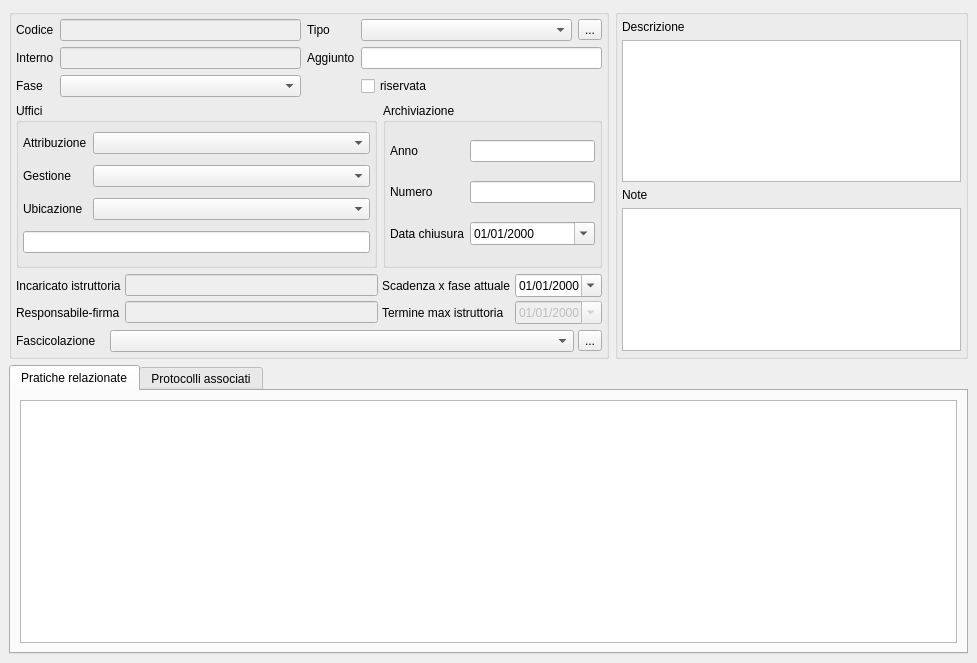
The window that src/com/axiastudio/suite/pratiche/forms/pratica.ui (tizianolattisi/suitegda) describes before a commit, drawn with Qt 5.
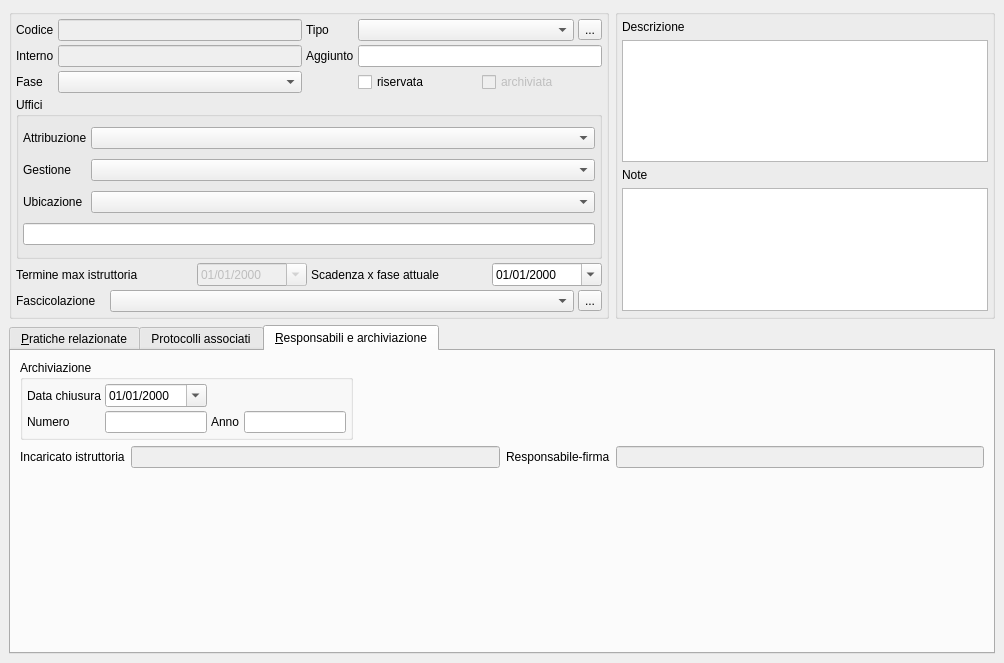
The same window after the commit. The open tabs and pages were chosen to show the change. Custom widgets are drawn as their Qt base class.

Commit message: Ottimizzazione grafica form Pratica con gestione ordinamenti e collegamento di alcune buddies labels; inserimento campo codiceaggiuntivo

```diff
--- a/src/com/axiastudio/suite/pratiche/forms/pratica.ui
+++ b/src/com/axiastudio/suite/pratiche/forms/pratica.ui
@@ -6,7 +6,7 @@
    <rect>
     <x>0</x>
     <y>0</y>
-    <width>977</width>
+    <width>1004</width>
     <height>663</height>
    </rect>
   </property>
@@ -16,67 +16,20 @@
   <property name="searchcolumns" stdset="0">
    <string>&gt;idpratica&lt;,&gt;codiceinterno&lt;,&lt;descrizioner&gt;,fase</string>
   </property>
+  <property name="sortcolumn" stdset="0">
+   <number>0</number>
+  </property>
+  <property name="sortorder" stdset="0">
+   <string>&gt;</string>
+  </property>
   <widget class="QWidget" name="centralwidget">
    <layout class="QGridLayout" name="gridLayout_5" columnstretch="0,0">
-    <item row="1" column="0" colspan="2">
-     <widget class="QTabWidget" name="tabWidget">
-      <property name="currentIndex">
-       <number>0</number>
-      </property>
-      <widget class="QWidget" name="tab_2">
-       <attribute name="title">
-        <string>Pratiche relazionate</string>
-       </attribute>
-       <layout class="QVBoxLayout" name="verticalLayout_3">
-        <item>
-         <widget class="com.axiastudio.pypapi.ui.widgets.PyPaPiTableView" name="tableView_3">
-          <property name="entity" stdset="0">
-           <string>.dipendenzaPraticaCollection</string>
-          </property>
-          <property name="columns" stdset="0">
-           <string>&lt;predicato&gt;</string>
-          </property>
-          <property name="reference" stdset="0">
-           <string>praticadipendente</string>
-          </property>
-         </widget>
-        </item>
-       </layout>
-      </widget>
-      <widget class="QWidget" name="tab">
-       <attribute name="title">
-        <string>Protocolli associati</string>
-       </attribute>
-       <layout class="QVBoxLayout" name="verticalLayout">
-        <item>
-         <widget class="com.axiastudio.pypapi.ui.widgets.PyPaPiTableView" name="tableView_2">
-          <property name="entity" stdset="0">
-           <string>.praticaProtocolloCollection</string>
-          </property>
-          <property name="columns" stdset="0">
-           <string>&gt;originale&lt;,&lt;protocollo&gt;</string>
-          </property>
-          <property name="reference" stdset="0">
-           <string>protocollo</string>
-          </property>
-         </widget>
-        </item>
-       </layout>
-      </widget>
-     </widget>
-    </item>
     <item row="0" column="1">
      <widget class="QGroupBox" name="groupBox">
-      <property name="minimumSize">
-       <size>
-        <width>0</width>
-        <height>350</height>
-       </size>
-      </property>
       <property name="maximumSize">
        <size>
         <width>16777215</width>
-        <height>350</height>
+        <height>310</height>
        </size>
       </property>
       <property name="title">
@@ -100,6 +53,9 @@
          <property name="text">
           <string>Descrizione</string>
          </property>
+         <property name="buddy">
+          <cstring>textEdit</cstring>
+         </property>
         </widget>
        </item>
        <item>
@@ -120,6 +76,9 @@
          <property name="text">
           <string>Note</string>
          </property>
+         <property name="buddy">
+          <cstring>textEdit_2</cstring>
+         </property>
         </widget>
        </item>
        <item>
@@ -140,18 +99,27 @@
       <property name="minimumSize">
        <size>
         <width>600</width>
-        <height>350</height>
+        <height>300</height>
+       </size>
+      </property>
+      <property name="maximumSize">
+       <size>
+        <width>600</width>
+        <height>16777215</height>
        </size>
       </property>
       <property name="title">
        <string/>
       </property>
-      <layout class="QGridLayout" name="gridLayout_6">
+      <layout class="QGridLayout" name="gridLayout_8">
        <property name="margin">
         <number>4</number>
        </property>
-       <item row="0" column="0" colspan="2">
-        <layout class="QGridLayout" name="gridLayout_3">
+       <property name="spacing">
+        <number>4</number>
+       </property>
+       <item row="0" column="0">
+        <layout class="QGridLayout" name="gridLayout_6">
          <item row="0" column="0">
           <widget class="QLabel" name="label">
            <property name="text">
@@ -187,7 +155,7 @@
               <string>Tipo</string>
              </property>
              <property name="search" stdset="0">
-              <bool>true</bool>
+              <bool>false</bool>
              </property>
             </widget>
            </item>
@@ -237,13 +205,23 @@
           </widget>
          </item>
          <item row="1" column="3">
-          <widget class="QLineEdit" name="lineEdit_3"/>
+          <widget class="QLineEdit" name="lineEdit_3">
+           <property name="column" stdset="0">
+            <string>codiceaggiuntivo</string>
+           </property>
+           <property name="search" stdset="0">
+            <bool>true</bool>
+           </property>
+          </widget>
          </item>
          <item row="2" column="0">
           <widget class="QLabel" name="label_7">
            <property name="text">
             <string>Fase</string>
            </property>
+           <property name="buddy">
+            <cstring>comboBox_fase</cstring>
+           </property>
           </widget>
          </item>
          <item row="2" column="1">
@@ -260,14 +238,34 @@
           </widget>
          </item>
          <item row="2" column="3">
-          <widget class="QCheckBox" name="checkBox_riservata">
-           <property name="text">
-            <string>riservata</string>
-           </property>
-           <property name="column" stdset="0">
-            <string>riservata</string>
-           </property>
-          </widget>
+          <layout class="QGridLayout" name="gridLayout_3">
+           <item row="0" column="0">
+            <widget class="QCheckBox" name="checkBox_riservata">
+             <property name="text">
+              <string>riservata</string>
+             </property>
+             <property name="column" stdset="0">
+              <string>riservata</string>
+             </property>
+            </widget>
+           </item>
+           <item row="0" column="1">
+            <widget class="QCheckBox" name="checkBox_archiviata">
+             <property name="enabled">
+              <bool>false</bool>
+             </property>
+             <property name="text">
+              <string>archiviata</string>
+             </property>
+             <property name="column" stdset="0">
+              <string>archiviata</string>
+             </property>
+             <property name="search" stdset="0">
+              <bool>true</bool>
+             </property>
+            </widget>
+           </item>
+          </layout>
          </item>
         </layout>
        </item>
@@ -280,11 +278,17 @@
           <property name="margin">
            <number>4</number>
           </property>
+          <property name="spacing">
+           <number>4</number>
+          </property>
           <item row="0" column="0">
            <widget class="QLabel" name="label_8">
             <property name="text">
              <string>Attribuzione</string>
             </property>
+            <property name="buddy">
+             <cstring>comboBox_attribuzione</cstring>
+            </property>
            </widget>
           </item>
           <item row="0" column="1">
@@ -305,6 +309,9 @@
             <property name="text">
              <string>Gestione</string>
             </property>
+            <property name="buddy">
+             <cstring>comboBox_gestione</cstring>
+            </property>
            </widget>
           </item>
           <item row="1" column="1">
@@ -325,6 +332,9 @@
             <property name="text">
              <string>Ubicazione</string>
             </property>
+            <property name="buddy">
+             <cstring>comboBox_5</cstring>
+            </property>
            </widget>
           </item>
           <item row="2" column="1">
@@ -350,134 +360,8 @@
          </layout>
         </widget>
        </item>
-       <item row="1" column="1">
-        <widget class="QGroupBox" name="groupBox_4">
-         <property name="maximumSize">
-          <size>
-           <width>219</width>
-           <height>16777215</height>
-          </size>
-         </property>
-         <property name="title">
-          <string>Archiviazione</string>
-         </property>
-         <layout class="QGridLayout" name="gridLayout_2">
-          <property name="margin">
-           <number>4</number>
-          </property>
-          <item row="0" column="0">
-           <widget class="QLabel" name="label_11">
-            <property name="text">
-             <string>Anno</string>
-            </property>
-           </widget>
-          </item>
-          <item row="0" column="1">
-           <widget class="QLineEdit" name="lineEdit_5"/>
-          </item>
-          <item row="1" column="0">
-           <widget class="QLabel" name="label_13">
-            <property name="text">
-             <string>Numero</string>
-            </property>
-           </widget>
-          </item>
-          <item row="1" column="1">
-           <widget class="QLineEdit" name="lineEdit_6"/>
-          </item>
-          <item row="2" column="0">
-           <widget class="QLabel" name="label_12">
-            <property name="text">
-             <string>Data chiusura</string>
-            </property>
-           </widget>
-          </item>
-          <item row="2" column="1">
-           <widget class="com.axiastudio.pypapi.ui.widgets.PyPaPiDateEdit" name="dateEdit_datachiusura">
-            <property name="sizePolicy">
-             <sizepolicy hsizetype="Minimum" vsizetype="Fixed">
-              <horstretch>0</horstretch>
-              <verstretch>0</verstretch>
-             </sizepolicy>
-            </property>
-            <property name="minimumSize">
-             <size>
-              <width>0</width>
-              <height>0</height>
-             </size>
-            </property>
-            <property name="maximumSize">
-             <size>
-              <width>16777215</width>
-              <height>16777215</height>
-             </size>
-            </property>
-            <property name="displayFormat">
-             <string>dd/MM/yyyy</string>
-            </property>
-            <property name="calendarPopup">
-             <bool>true</bool>
-            </property>
-            <property name="column" stdset="0">
-             <string>datachiusura</string>
-            </property>
-           </widget>
-          </item>
-         </layout>
-        </widget>
-       </item>
-       <item row="2" column="0" colspan="2">
+       <item row="2" column="0">
         <layout class="QGridLayout" name="gridLayout_4">
-         <property name="spacing">
-          <number>4</number>
-         </property>
-         <item row="0" column="1">
-          <widget class="QLineEdit" name="lineEdit_7">
-           <property name="enabled">
-            <bool>false</bool>
-           </property>
-           <property name="maximumSize">
-            <size>
-             <width>16777215</width>
-             <height>16777215</height>
-            </size>
-           </property>
-          </widget>
-         </item>
-         <item row="1" column="2">
-          <widget class="QLabel" name="label_18">
-           <property name="text">
-            <string>Termine max istruttoria</string>
-           </property>
-          </widget>
-         </item>
-         <item row="1" column="1">
-          <widget class="QLineEdit" name="lineEdit_8">
-           <property name="enabled">
-            <bool>false</bool>
-           </property>
-           <property name="maximumSize">
-            <size>
-             <width>16777215</width>
-             <height>16777215</height>
-            </size>
-           </property>
-          </widget>
-         </item>
-         <item row="0" column="2">
-          <widget class="QLabel" name="label_16">
-           <property name="text">
-            <string>Scadenza x fase attuale</string>
-           </property>
-          </widget>
-         </item>
-         <item row="0" column="0">
-          <widget class="QLabel" name="label_15">
-           <property name="text">
-            <string>Incaricato istruttoria</string>
-           </property>
-          </widget>
-         </item>
          <item row="0" column="3">
           <widget class="com.axiastudio.pypapi.ui.widgets.PyPaPiDateEdit" name="dateEdit_datascadenza">
            <property name="sizePolicy">
@@ -512,14 +396,17 @@
            </property>
           </widget>
          </item>
-         <item row="1" column="0">
-          <widget class="QLabel" name="label_17">
+         <item row="0" column="0">
+          <widget class="QLabel" name="label_18">
            <property name="text">
-            <string>Responsabile-firma</string>
+            <string>Termine max istruttoria</string>
+           </property>
+           <property name="buddy">
+            <cstring>dateEdit_datatermineistruttoria</cstring>
            </property>
           </widget>
          </item>
-         <item row="1" column="3">
+         <item row="0" column="1">
           <widget class="com.axiastudio.pypapi.ui.widgets.PyPaPiDateEdit" name="dateEdit_datatermineistruttoria">
            <property name="enabled">
             <bool>false</bool>
@@ -565,9 +452,19 @@
            </property>
           </widget>
          </item>
+         <item row="0" column="2">
+          <widget class="QLabel" name="label_16">
+           <property name="text">
+            <string>Scadenza x fase attuale</string>
+           </property>
+           <property name="buddy">
+            <cstring>dateEdit_datascadenza</cstring>
+           </property>
+          </widget>
+         </item>
         </layout>
        </item>
-       <item row="3" column="0" colspan="2">
+       <item row="3" column="0">
         <layout class="QHBoxLayout" name="horizontalLayout_3">
          <property name="spacing">
           <number>4</number>
@@ -589,6 +486,9 @@
            <property name="text">
             <string>Fascicolazione</string>
            </property>
+           <property name="buddy">
+            <cstring>comboBoxTitolario</cstring>
+           </property>
           </widget>
          </item>
          <item>
@@ -613,6 +513,232 @@
       </layout>
      </widget>
     </item>
+    <item row="1" column="0" colspan="2">
+     <widget class="QTabWidget" name="tabWidget">
+      <property name="currentIndex">
+       <number>0</number>
+      </property>
+      <widget class="QWidget" name="tab_2">
+       <attribute name="title">
+        <string>&amp;Pratiche relazionate</string>
+       </attribute>
+       <layout class="QVBoxLayout" name="verticalLayout_3">
+        <item>
+         <widget class="com.axiastudio.pypapi.ui.widgets.PyPaPiTableView" name="tableView_3">
+          <property name="entity" stdset="0">
+           <string>.dipendenzaPraticaCollection</string>
+          </property>
+          <property name="columns" stdset="0">
+           <string>&lt;predicato&gt;</string>
+          </property>
+          <property name="reference" stdset="0">
+           <string>praticadipendente</string>
+          </property>
+          <property name="sortcolumn" stdset="0">
+           <number>0</number>
+          </property>
+          <property name="sortorder" stdset="0">
+           <string>&lt;</string>
+          </property>
+         </widget>
+        </item>
+       </layout>
+      </widget>
+      <widget class="QWidget" name="tab">
+       <attribute name="title">
+        <string>Protocolli associati</string>
+       </attribute>
+       <layout class="QVBoxLayout" name="verticalLayout">
+        <item>
+         <widget class="com.axiastudio.pypapi.ui.widgets.PyPaPiTableView" name="tableView_2">
+          <property name="entity" stdset="0">
+           <string>.praticaProtocolloCollection</string>
+          </property>
+          <property name="columns" stdset="0">
+           <string>&gt;originale&lt;,&lt;protocollo&gt;</string>
+          </property>
+          <property name="reference" stdset="0">
+           <string>protocollo</string>
+          </property>
+          <property name="sortcolumn" stdset="0">
+           <number>1</number>
+          </property>
+          <property name="sortorder" stdset="0">
+           <string>&gt;</string>
+          </property>
+         </widget>
+        </item>
+       </layout>
+      </widget>
+      <widget class="QWidget" name="tab_3">
+       <attribute name="title">
+        <string>&amp;Responsabili e archiviazione</string>
+       </attribute>
+       <layout class="QGridLayout" name="gridLayout_9">
+        <item row="0" column="0">
+         <widget class="QGroupBox" name="groupBox_4">
+          <property name="title">
+           <string>Archiviazione</string>
+          </property>
+          <layout class="QGridLayout" name="gridLayout_2">
+           <property name="margin">
+            <number>4</number>
+           </property>
+           <property name="spacing">
+            <number>4</number>
+           </property>
+           <item row="0" column="1">
+            <widget class="com.axiastudio.pypapi.ui.widgets.PyPaPiDateEdit" name="dateEdit_datachiusura">
+             <property name="sizePolicy">
+              <sizepolicy hsizetype="Minimum" vsizetype="Fixed">
+               <horstretch>0</horstretch>
+               <verstretch>0</verstretch>
+              </sizepolicy>
+             </property>
+             <property name="minimumSize">
+              <size>
+               <width>0</width>
+               <height>0</height>
+              </size>
+             </property>
+             <property name="maximumSize">
+              <size>
+               <width>16777215</width>
+               <height>16777215</height>
+              </size>
+             </property>
+             <property name="displayFormat">
+              <string>dd/MM/yyyy</string>
+             </property>
+             <property name="calendarPopup">
+              <bool>true</bool>
+             </property>
+             <property name="column" stdset="0">
+              <string>datachiusura</string>
+             </property>
+            </widget>
+           </item>
+           <item row="0" column="0">
+            <widget class="QLabel" name="label_12">
+             <property name="text">
+              <string>Data chiusura</string>
+             </property>
+             <property name="buddy">
+              <cstring>dateEdit_datachiusura</cstring>
+             </property>
+            </widget>
+           </item>
+           <item row="1" column="5">
+            <widget class="QLineEdit" name="lineEdit_5">
+             <property name="column" stdset="0">
+              <string>annoinventario</string>
+             </property>
+            </widget>
+           </item>
+           <item row="1" column="4">
+            <widget class="QLabel" name="label_11">
+             <property name="text">
+              <string>Anno</string>
+             </property>
+            </widget>
+           </item>
+           <item row="1" column="0">
+            <widget class="QLabel" name="label_13">
+             <property name="text">
+              <string>Numero</string>
+             </property>
+            </widget>
+           </item>
+           <item row="1" column="1">
+            <widget class="QLineEdit" name="lineEdit_6">
+             <property name="column" stdset="0">
+              <string>numeroinventario</string>
+             </property>
+            </widget>
+           </item>
+          </layout>
+         </widget>
+        </item>
+        <item row="0" column="1">
+         <spacer name="horizontalSpacer">
+          <property name="orientation">
+           <enum>Qt::Horizontal</enum>
+          </property>
+          <property name="sizeHint" stdset="0">
+           <size>
+            <width>637</width>
+            <height>20</height>
+           </size>
+          </property>
+         </spacer>
+        </item>
+        <item row="1" column="0" colspan="2">
+         <layout class="QGridLayout" name="gridLayout_7">
+          <item row="0" column="0">
+           <widget class="QLabel" name="label_15">
+            <property name="text">
+             <string>Incaricato istruttoria</string>
+            </property>
+            <property name="buddy">
+             <cstring>lineEdit_7</cstring>
+            </property>
+           </widget>
+          </item>
+          <item row="0" column="1">
+           <widget class="QLineEdit" name="lineEdit_7">
+            <property name="enabled">
+             <bool>false</bool>
+            </property>
+            <property name="maximumSize">
+             <size>
+              <width>16777215</width>
+              <height>16777215</height>
+             </size>
+            </property>
+           </widget>
+          </item>
+          <item row="0" column="2">
+           <widget class="QLabel" name="label_17">
+            <property name="text">
+             <string>Responsabile-firma</string>
+            </property>
+            <property name="buddy">
+             <cstring>lineEdit_8</cstring>
+            </property>
+           </widget>
+          </item>
+          <item row="0" column="3">
+           <widget class="QLineEdit" name="lineEdit_8">
+            <property name="enabled">
+             <bool>false</bool>
+            </property>
+            <property name="maximumSize">
+             <size>
+              <width>16777215</width>
+              <height>16777215</height>
+             </size>
+            </property>
+           </widget>
+          </item>
+         </layout>
+        </item>
+        <item row="2" column="1">
+         <spacer name="verticalSpacer">
+          <property name="orientation">
+           <enum>Qt::Vertical</enum>
+          </property>
+          <property name="sizeHint" stdset="0">
+           <size>
+            <width>20</width>
+            <height>159</height>
+           </size>
+          </property>
+         </spacer>
+        </item>
+       </layout>
+      </widget>
+     </widget>
+    </item>
    </layout>
   </widget>
  </widget>
```
Left out of the diff: 6 changed lines with no effect on the pictures. The commit also changes 1 other file.
